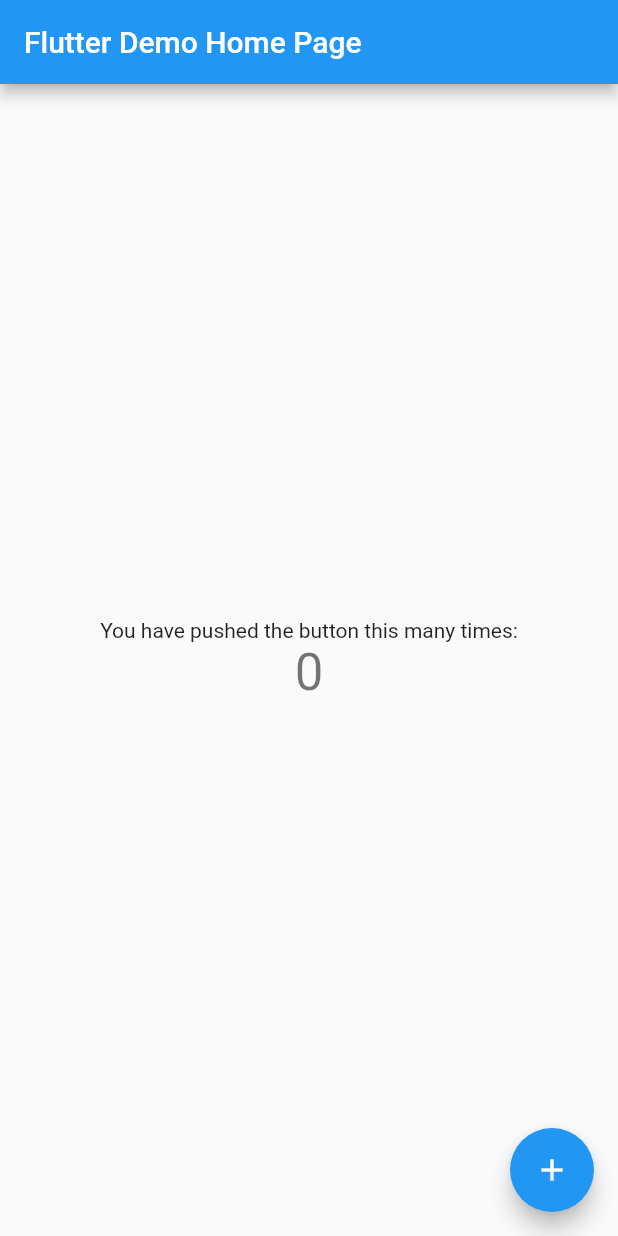
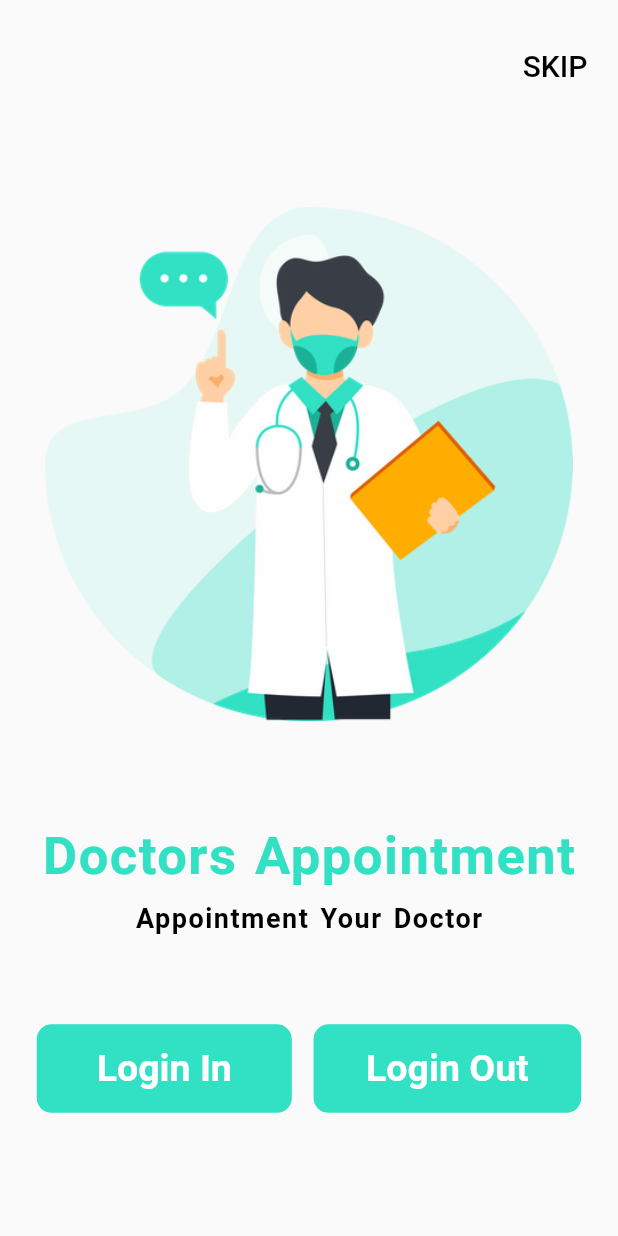
Before and after one commit to hello-favour/healthcare-app-ui, a Flutter app: the screen it shows after launch, on a phone screen of 412 x 824 dp. Run offline on Flutter 3.47's test engine with Material 2 defaults, Android fonts, the phone set to English and light mode, and no system bars.

Commit message:
build welcome screen

```diff
--- /dev/null
+++ b/lib/components/app_font.dart
@@ -0,0 +1,33 @@
+import 'package:flutter/material.dart';
+
+class AppText extends StatelessWidget {
+  final String text;
+  final double size;
+  final Color color;
+  final FontWeight? fontWeight;
+  final double? letterSpacing;
+  final double? wordSpacing;
+  const AppText({
+    Key? key,
+    required this.text,
+    required this.size,
+    required this.color,
+    this.fontWeight,
+    this.letterSpacing,
+    this.wordSpacing,
+  }) : super(key: key);
+
+  @override
+  Widget build(BuildContext context) {
+    return Text(
+      text,
+      style: TextStyle(
+        color: color,
+        fontSize: size,
+        fontWeight: fontWeight,
+        letterSpacing: letterSpacing,
+        wordSpacing: wordSpacing,
+      ),
+    );
+  }
+}
--- /dev/null
+++ b/lib/constants/image_path.dart
@@ -0,0 +1,8 @@
+class ImagePath {
+  static const String doctor1 = "assets/images/doctor 1.png";
+  static const String doctor2 = "assets/images/doctor 2.png";
+  static const String doctor3 = "assets/images/doctor 3.png";
+  static const String doctor4 = "assets/images/doctor 4.png";
+  static const String doctor5 = "assets/images/doctor 5.png";
+  static const String doctor = "assets/images/doctor.png";
+}
--- a/lib/main.dart
+++ b/lib/main.dart
@@ -1,4 +1,5 @@
 import 'package:flutter/material.dart';
+import 'package:medical_health_careapp_ui/screens/welcom_home.dart';
 
 void main() {
   runApp(const MyApp());
@@ -7,109 +8,10 @@
 class MyApp extends StatelessWidget {
   const MyApp({super.key});
 
-  // This widget is the root of your application.
   @override
   Widget build(BuildContext context) {
-    return MaterialApp(
-      title: 'Flutter Demo',
-      theme: ThemeData(
-        // This is the theme of your application.
-        //
-        // Try running your application with "flutter run". You'll see the
-        // application has a blue toolbar. Then, without quitting the app, try
-        // changing the primarySwatch below to Colors.green and then invoke
-        // "hot reload" (press "r" in the console where you ran "flutter run",
-        // or simply save your changes to "hot reload" in a Flutter IDE).
-        // Notice that the counter didn't reset back to zero; the application
-        // is not restarted.
-        primarySwatch: Colors.blue,
-      ),
-      home: const MyHomePage(title: 'Flutter Demo Home Page'),
+    return const MaterialApp(
+      home: WelcomeHome(),
     );
   }
 }
-
-class MyHomePage extends StatefulWidget {
-  const MyHomePage({super.key, required this.title});
-
-  // This widget is the home page of your application. It is stateful, meaning
-  // that it has a State object (defined below) that contains fields that affect
-  // how it looks.
-
-  // This class is the configuration for the state. It holds the values (in this
-  // case the title) provided by the parent (in this case the App widget) and
-  // used by the build method of the State. Fields in a Widget subclass are
-  // always marked "final".
-
-  final String title;
-
-  @override
-  State<MyHomePage> createState() => _MyHomePageState();
-}
-
-class _MyHomePageState extends State<MyHomePage> {
-  int _counter = 0;
-
-  void _incrementCounter() {
-    setState(() {
-      // This call to setState tells the Flutter framework that something has
-      // changed in this State, which causes it to rerun the build method below
-      // so that the display can reflect the updated values. If we changed
-      // _counter without calling setState(), then the build method would not be
-      // called again, and so nothing would appear to happen.
-      _counter++;
-    });
-  }
-
-  @override
-  Widget build(BuildContext context) {
-    // This method is rerun every time setState is called, for instance as done
-    // by the _incrementCounter method above.
-    //
-    // The Flutter framework has been optimized to make rerunning build methods
-    // fast, so that you can just rebuild anything that needs updating rather
-    // than having to individually change instances of widgets.
-    return Scaffold(
-      appBar: AppBar(
-        // Here we take the value from the MyHomePage object that was created by
-        // the App.build method, and use it to set our appbar title.
-        title: Text(widget.title),
-      ),
-      body: Center(
-        // Center is a layout widget. It takes a single child and positions it
-        // in the middle of the parent.
-        child: Column(
-          // Column is also a layout widget. It takes a list of children and
-          // arranges them vertically. By default, it sizes itself to fit its
-          // children horizontally, and tries to be as tall as its parent.
-          //
-          // Invoke "debug painting" (press "p" in the console, choose the
-          // "Toggle Debug Paint" action from the Flutter Inspector in Android
-          // Studio, or the "Toggle Debug Paint" command in Visual Studio Code)
-          // to see the wireframe for each widget.
-          //
-          // Column has various properties to control how it sizes itself and
-          // how it positions its children. Here we use mainAxisAlignment to
-          // center the children vertically; the main axis here is the vertical
-          // axis because Columns are vertical (the cross axis would be
-          // horizontal).
-          mainAxisAlignment: MainAxisAlignment.center,
-          children: <Widget>[
-            const Text(
-              'You have pushed the button this many times:',
-            ),
-            Text(
-              '$_counter',
-              style: Theme.of(context).textTheme.headline4,
-            ),
-          ],
-        ),
-      ),
-      floatingActionButton: FloatingActionButton(
-        onPressed: _incrementCounter,
-        tooltip: 'Increment',
-        child: const Icon(Icons.add),
-      ), // This trailing comma makes auto-formatting nicer for build methods.
-    );
-  }
-}
--- /dev/null
+++ b/lib/screens/welcom_home.dart
@@ -0,0 +1,100 @@
+import 'dart:ui';
+
+import 'package:flutter/material.dart';
+import 'package:medical_health_careapp_ui/components/app_font.dart';
+import 'package:medical_health_careapp_ui/constants/image_path.dart';
+import 'package:medical_health_careapp_ui/themes/app_color.dart';
+
+class WelcomeHome extends StatelessWidget {
+  const WelcomeHome({super.key});
+
+  @override
+  Widget build(BuildContext context) {
+    return Material(
+      child: Container(
+        height: MediaQuery.of(context).size.height,
+        width: MediaQuery.of(context).size.width,
+        padding: const EdgeInsets.all(10),
+        child: Column(
+          children: [
+            const SizedBox(height: 10),
+            Align(
+              alignment: Alignment.centerRight,
+              child: TextButton(
+                onPressed: () {},
+                child: const AppText(
+                  text: "SKIP",
+                  color: Colors.black,
+                  size: 20,
+                ),
+              ),
+            ),
+            const SizedBox(height: 50),
+            Padding(
+              padding: const EdgeInsets.all(20),
+              child: Image.asset(ImagePath.doctor),
+            ),
+            const SizedBox(height: 50),
+            const AppText(
+              text: "Doctors Appointment",
+              size: 35,
+              color: AppColors.primaryColors,
+              letterSpacing: 1,
+              wordSpacing: 2,
+              fontWeight: FontWeight.bold,
+            ),
+            const SizedBox(height: 10),
+            const AppText(
+              text: "Appointment Your Doctor",
+              size: 18,
+              color: Colors.black,
+              letterSpacing: 1,
+              wordSpacing: 2,
+              fontWeight: FontWeight.bold,
+            ),
+            const SizedBox(height: 60),
+            Row(
+              mainAxisAlignment: MainAxisAlignment.spaceEvenly,
+              children: [
+                Material(
+                  color: AppColors.primaryColors,
+                  borderRadius: BorderRadius.circular(10),
+                  child: InkWell(
+                    onTap: () {},
+                    child: const Padding(
+                      padding:
+                          EdgeInsets.symmetric(vertical: 15, horizontal: 40),
+                      child: AppText(
+                        text: "Login In",
+                        size: 25,
+                        color: Colors.white,
+                        fontWeight: FontWeight.bold,
+                      ),
+                    ),
+                  ),
+                ),
+                Material(
+                  color: AppColors.primaryColors,
+                  borderRadius: BorderRadius.circular(10),
+                  child: InkWell(
+                    onTap: () {},
+                    child: const Padding(
+                      padding:
+                          EdgeInsets.symmetric(vertical: 15, horizontal: 35),
+                      child: AppText(
+                        text: "Login Out",
+                        size: 25,
+                        color: Colors.white,
+                        fontWeight: FontWeight.bold,
+                      ),
+                    ),
+                  ),
+                ),
+              ],
+            ),
+          ],
+        ),
+      ),
+    );
+  }
+}
--- /dev/null
+++ b/lib/themes/app_color.dart
@@ -0,0 +1,6 @@
+import 'package:flutter/animation.dart';
+
+class AppColors {
+  // static const Color primaryColor = Color(0xFF7165d6);
+  static const Color primaryColors = Color(0xFF32E0C4);
+}
--- a/pubspec.yaml
+++ b/pubspec.yaml
@@ -60,8 +60,8 @@
   uses-material-design: true
 
   # To add assets to your application, add an assets section, like this:
-  # assets:
-  #   - images/a_dot_burr.jpeg
+  assets:
+    - assets/images/
   #   - images/a_dot_ham.jpeg
 
   # An image asset can refer to one or more resolution-specific "variants", see
```
Also changed, not shown: assets/images/doctor 1.png (renamed from assets/images/doctor 1.jpg), assets/images/doctor 2.png (renamed from assets/images/doctor 2.jpg), assets/images/doctor 3.png (renamed from assets/images/doctor 3.jpg), assets/images/doctor 4.png (renamed from assets/images/doctor 4.jpg), assets/images/doctor 5.png (renamed from assets/images/doctor 5.jpg), assets/images/doctor 6.jpg (deleted), assets/images/doctor.png (added).
